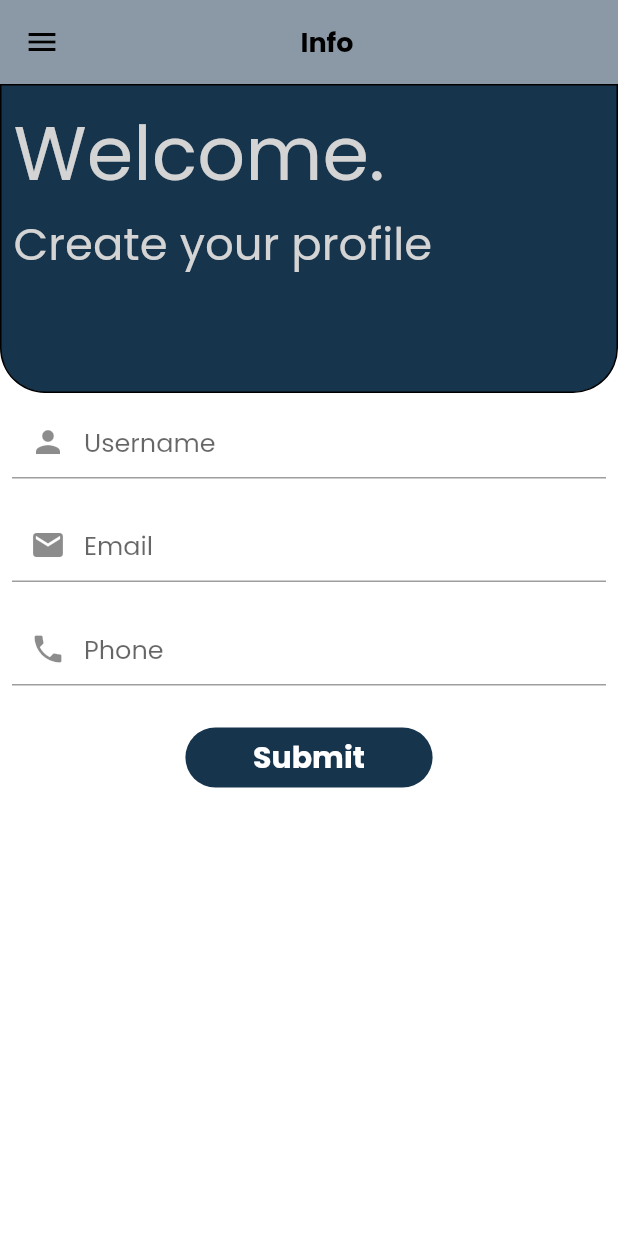
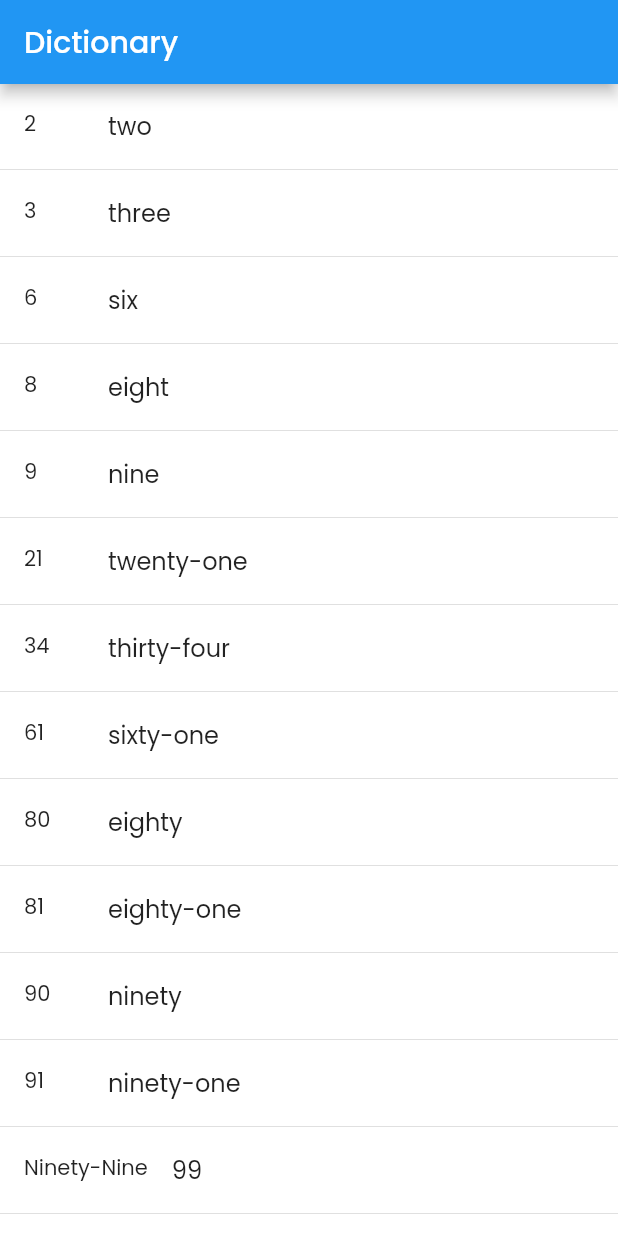
Before and after one commit to slovoulo/InterIntel-Technologies-LTD, a Flutter app: the screen it shows after launch, on a phone screen of 412 x 824 dp. Run offline on Flutter 3.47's test engine with Material 2 defaults, Android fonts, the phone set to English and light mode, and no system bars; drawn by our look-alikes of flutter_zoom_drawer; our stand-ins replace built_collection, built_value, connectivity_plus, device_info_plus, dio, email_validator and 11 more.

Commit message:
Sorted dictionary

```diff
--- /dev/null
+++ b/lib/API/endpoints.dart
@@ -0,0 +1,4 @@
+class ApiEndPoints {
+  static const TODOS_URL = '/todos?_limit=5';
+
+}
--- /dev/null
+++ b/lib/Screens/dictionary.dart
@@ -0,0 +1,76 @@
+import 'package:flutter/material.dart';
+
+import 'package:flutter/cupertino.dart';
+
+class DictionaryScreen extends StatefulWidget {
+  const DictionaryScreen({Key? key}) : super(key: key);
+
+  @override
+  State<DictionaryScreen> createState() => _DictionaryScreenState();
+}
+
+class _DictionaryScreenState extends State<DictionaryScreen> {
+  @override
+  void initState() {
+    // TODO: implement initState
+    sortDict();
+    super.initState();
+  }
+
+  var sortedByKeyMap;
+  Map<String, String> Dictionary = {
+    '34': 'thirty-four',
+    '90': 'ninety',
+    '91': 'ninety-one',
+    '21': 'twenty-one',
+    '61': 'sixty-one',
+    '9': 'nine',
+    '2': 'two',
+    '6': 'six',
+    '3': 'three',
+    '8': 'eight',
+    '80': 'eighty',
+    '81': 'eighty-one',
+    'Ninety-Nine': '99',
+    'nine-hundred': '900'
+  };
+
+  sortDict() {
+    sortedByKeyMap = Map.fromEntries(Dictionary.entries.toList()
+      ..sort((e1, e2) {
+        if (int.tryParse(e1.key) != null && int.tryParse(e2.key) != null) {
+          return int.parse(e1.key).compareTo(int.parse(e2.key));
+        } else {
+          return -1;
+        }
+      }));
+
+    print(sortedByKeyMap);
+  }
+
+  @override
+  Widget build(BuildContext context) {
+    return Scaffold(
+      appBar: AppBar(
+        title: Text("Dictionary"),
+
+      ),
+      body: ListView.builder(itemCount:sortedByKeyMap.length,
+          itemBuilder: (BuildContext context, int index){
+            String key = sortedByKeyMap.keys.elementAt(index);
+            return new Column(
+              children: <Widget>[
+                new ListTile(
+                  leading: new Text("$key"),
+                  title: new Text("${sortedByKeyMap[key]}"),
+                ),
+                new Divider(
+                  height: 2.0,
+                ),
+              ],
+            );
+
+          }),
+    );
+  }
+}
--- a/lib/main.dart
+++ b/lib/main.dart
@@ -1,17 +1,30 @@
 import 'package:flutter/material.dart';
 import 'package:google_fonts/google_fonts.dart';
+import 'package:interintel_interview_solution/Screens/design_screen.dart';
+import 'package:logging/logging.dart';
 
+
+
+import 'Screens/dictionary.dart';
 import 'Screens/info_screen.dart';
 import 'Screens/splash_screen.dart';
+import 'Screens/todos_screen.dart';
 import 'constants.dart';
 import 'package:get/get.dart';
 
 void main() {
+  _setUpLogging();
   runApp(const MyApp());
   WidgetsFlutterBinding.ensureInitialized();
   Get.put<MyDrawerController>(MyDrawerController());
 }
 
+void _setUpLogging() {
+  Logger.root.level = Level.ALL;
+  Logger.root.onRecord.listen((log) {
+    print('## ${log.time} : ${log.level.name} : ${log.message}');
+  });
+}
 class MyApp extends StatelessWidget {
   const MyApp({super.key});
 
@@ -33,7 +46,8 @@ class MyApp extends StatelessWidget {
         colorScheme:
         ColorScheme.fromSwatch().copyWith(secondary: kPrimaryColor),
       ),
-      home: const SplashScreen(),
+      //home: const SplashScreen(),
+      home:  DictionaryScreen(),
     );
   }
 }
```
Also changed, not shown: lib/API/baseurl.dart (added, +9 -0 lines), lib/DioServices/dioClient.dart (added, +52 -0 lines), lib/Screens/design_screen.dart (+142 -6 lines), lib/Screens/todos_screen.dart (added, +70 -0 lines), lib/constants.dart (+7 -0 lines), lib/dioFetchService.dart (added, +19 -0 lines), lib/models/serializers/serializers.dart (added, +14 -0 lines), lib/models/todos/todosModel.dart (added, +31 -0 lines), lib/models/todos/todos_model.dart (added, +32 -0 lines), pubspec.yaml (+20 -3 lines), assets/images/profile.png (added), lib/models/serializers/serializers.g.dart (added), lib/models/todos/todos_model.g.dart (added), pubspec.lock, 7 other files.
